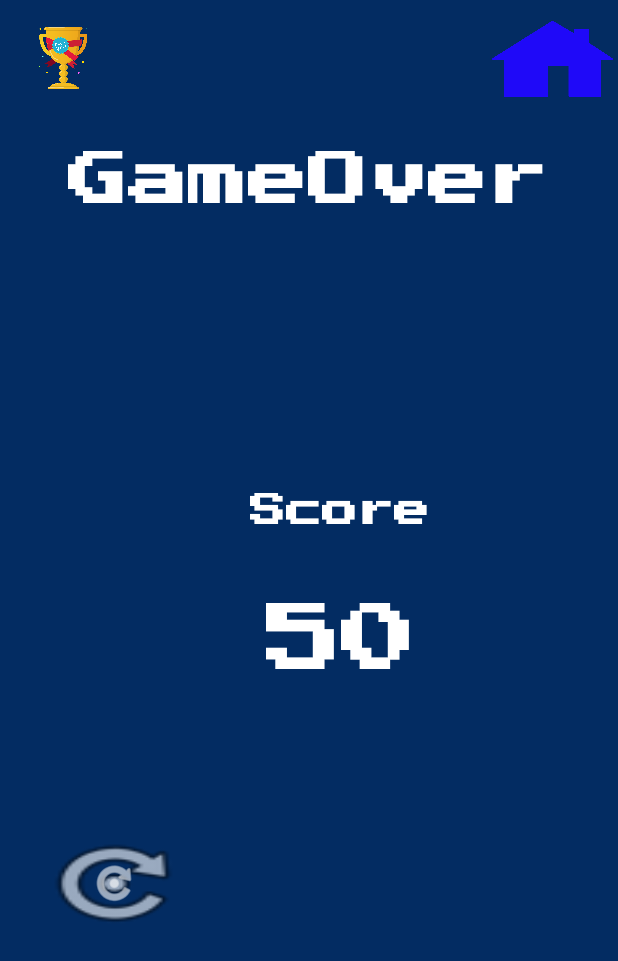
After one commit to Oumy25/BoomBrick, an Android app: the layout game_over.xml on its own in the app's theme, with its tools: preview values and no code run, on a phone screen of 412 x 824 dp. The commit adds this screen. Shown: the top 961 px of the screen. Run offline under Robolectric (Android 15) with nearby library versions, the phone set to English and light mode, and no system bars.

Commit message:
Modifs layout, couleur du titre changé, décos de la page d'accueil, code gameview

```diff
--- /dev/null
+++ b/app/src/main/res/layout/game_over.xml
@@ -0,0 +1,102 @@
+<?xml version="1.0" encoding="utf-8"?>
+<androidx.constraintlayout.widget.ConstraintLayout xmlns:android="http://schemas.android.com/apk/res/android"
+    xmlns:app="http://schemas.android.com/apk/res-auto"
+    xmlns:tools="http://schemas.android.com/tools"
+    android:layout_width="match_parent"
+    android:layout_height="match_parent"
+    android:background="#032C62"
+    android:gravity="center"
+    android:orientation="vertical"
+    android:visibility="visible">>
+
+    <TextView
+        android:id="@+id/gameover"
+        android:layout_width="wrap_content"
+        android:layout_height="wrap_content"
+        android:fontFamily="@font/press_start_2p"
+        android:text="GameOver"
+        android:textColor="#FFFFFF"
+        android:textSize="40sp"
+        android:textStyle="bold"
+        app:layout_constraintBottom_toBottomOf="parent"
+        app:layout_constraintHorizontal_bias="0.494"
+        app:layout_constraintLeft_toLeftOf="parent"
+        app:layout_constraintRight_toRightOf="parent"
+        app:layout_constraintTop_toTopOf="parent"
+        app:layout_constraintVertical_bias="0.131" />
+
+    <ImageButton
+        android:id="@+id/restart"
+        android:layout_width="103dp"
+        android:layout_height="68dp"
+        android:background="@android:drawable/ic_menu_rotate"
+        android:onClick="restart"
+        android:tint="@color/cardview_light_background"
+        app:layout_constraintBottom_toBottomOf="parent"
+        app:layout_constraintHorizontal_bias="0.077"
+        app:layout_constraintLeft_toLeftOf="parent"
+        app:layout_constraintRight_toRightOf="parent"
+        app:layout_constraintTop_toTopOf="parent"
+        app:layout_constraintVertical_bias="0.734"
+        app:srcCompat="@android:drawable/ic_menu_rotate" />
+
+    <ImageButton
+        android:id="@+id/home"
+        android:layout_width="83dp"
+        android:layout_height="65dp"
+        android:background="@drawable/home"
+        android:onClick="home"
+        android:tint="@color/cardview_light_background"
+        app:layout_constraintBottom_toBottomOf="parent"
+        app:layout_constraintHorizontal_bias="0.993"
+        app:layout_constraintLeft_toLeftOf="parent"
+        app:layout_constraintRight_toRightOf="parent"
+        app:layout_constraintTop_toTopOf="parent"
+        app:layout_constraintVertical_bias="0.009" />
+
+    <ImageView
+        android:id="@+id/record"
+        android:layout_width="52dp"
+        android:layout_height="41dp"
+        app:layout_constraintBottom_toBottomOf="parent"
+        app:layout_constraintHorizontal_bias="0.044"
+        app:layout_constraintLeft_toLeftOf="parent"
+        app:layout_constraintRight_toRightOf="parent"
+        app:layout_constraintTop_toTopOf="parent"
+        app:layout_constraintVertical_bias="0.023"
+        app:srcCompat="@drawable/record" />
+
+    <TextView
+        android:id="@+id/points"
+        android:layout_width="wrap_content"
+        android:layout_height="wrap_content"
+        android:fontFamily="@font/press_start_2p"
+        android:text="Score"
+        android:textColor="#FFFFFF"
+        android:textSize="24sp"
+        android:textStyle="bold"
+        app:layout_constraintBottom_toBottomOf="parent"
+        app:layout_constraintHorizontal_bias="0.57"
+        app:layout_constraintLeft_toLeftOf="parent"
+        app:layout_constraintRight_toRightOf="parent"
+        app:layout_constraintTop_toTopOf="parent"
+        app:layout_constraintVertical_bias="0.416" />
+
+    <TextView
+        android:id="@+id/tvpoints"
+        android:layout_width="wrap_content"
+        android:layout_height="wrap_content"
+        android:fontFamily="@font/press_start_2p"
+        android:text="50"
+        android:textColor="#FFFFFF"
+        android:textSize="50sp"
+        android:textStyle="bold"
+        app:layout_constraintBottom_toBottomOf="parent"
+        app:layout_constraintHorizontal_bias="0.569"
+        app:layout_constraintLeft_toLeftOf="parent"
+        app:layout_constraintRight_toRightOf="parent"
+        app:layout_constraintTop_toTopOf="parent"
+        app:layout_constraintVertical_bias="0.533" />
+
+
+</androidx.constraintlayout.widget.ConstraintLayout>
```
Also changed, not shown: app/src/main/AndroidManifest.xml (+10 -2 lines), app/src/main/java/com/example/helloworld/Brique.java (+9 -2 lines), app/src/main/java/com/example/helloworld/GameView.java (+48 -14 lines), app/src/main/java/com/example/helloworld/MainActivity.java (+8 -2 lines), app/src/main/res/layout/activity_main.xml (+17 -5 lines), app/src/main/res/drawable/home.webp (added), app/src/main/res/drawable/record.webp (added).
